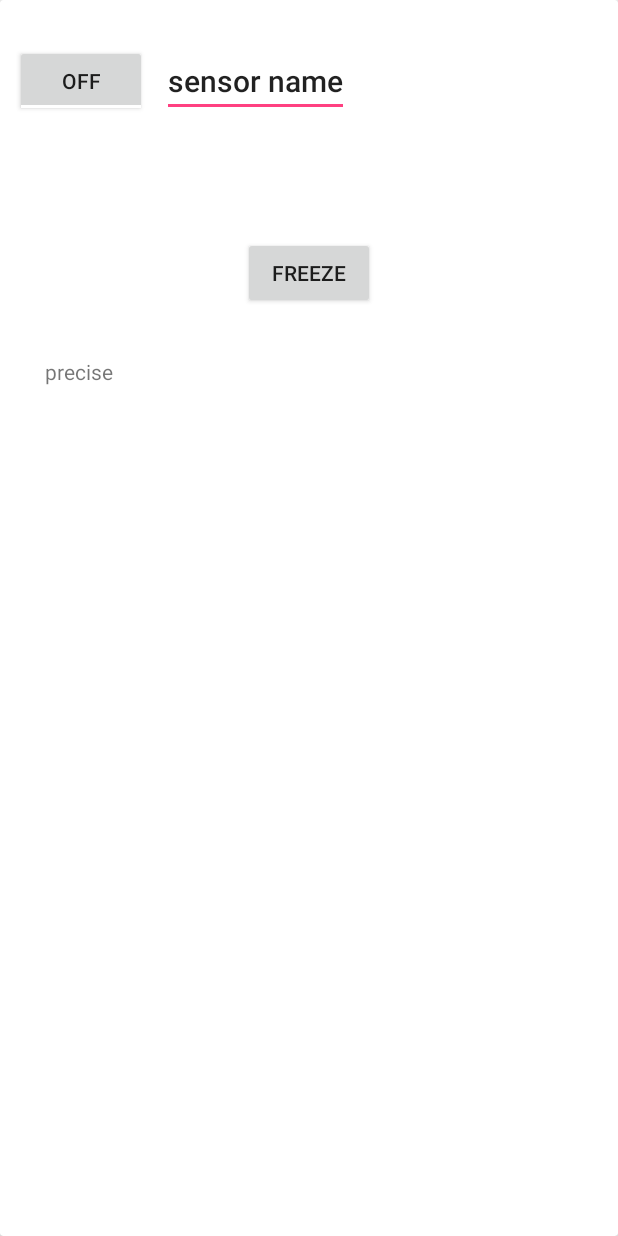
After one commit to mu-777/SensorDataSender, an Android app: the DetailActivity screen opened directly, with no data from a screen before it, on a phone screen of 412 x 824 dp. The commit adds this screen. Run offline under Robolectric (Android 15) with nearby library versions, the phone set to English and light mode, and no system bars.

Commit message:
add sensor detail activity]

```diff
--- a/app/src/main/AndroidManifest.xml
+++ b/app/src/main/AndroidManifest.xml
@@ -22,7 +22,9 @@
         <!-- <activity android:name=".view.HomeActivity"></activity> -->
         <service
             android:name=".model.WebSocketService"
-            android:exported="false"></service>
+            android:exported="false" />
+
+        <activity android:name=".view.DetailActivity"></activity>
     </application>
 
 </manifest>
--- a/app/src/main/java/com/a777/mu/sensordatasender/contract/SensorListContract.java
+++ b/app/src/main/java/com/a777/mu/sensordatasender/contract/SensorListContract.java
@@ -21,5 +21,6 @@ public interface SensorListContract {
         void enable(SensorEventService.SensorData data);
 
         void disable(SensorEventService.SensorData data);
+
     }
 }
--- /dev/null
+++ b/app/src/main/java/com/a777/mu/sensordatasender/view/DetailActivity.java
@@ -0,0 +1,15 @@
+package com.a777.mu.sensordatasender.view;
+
+import android.app.Activity;
+import android.os.Bundle;
+
+import com.a777.mu.sensordatasender.R;
+
+public class DetailActivity extends Activity {
+
+    @Override
+    protected void onCreate(Bundle savedInstanceState) {
+        super.onCreate(savedInstanceState);
+        setContentView(R.layout.activity_detail);
+    }
+}
--- /dev/null
+++ b/app/src/main/res/layout/activity_detail.xml
@@ -0,0 +1,79 @@
+<?xml version="1.0" encoding="utf-8"?>
+<android.support.v7.widget.CardView xmlns:android="http://schemas.android.com/apk/res/android"
+    xmlns:tools="http://schemas.android.com/tools"
+    android:layout_width="match_parent"
+    android:layout_height="match_parent"
+    android:paddingBottom="@dimen/activity_vertical_margin"
+    android:paddingLeft="@dimen/activity_horizontal_margin"
+    android:paddingRight="@dimen/activity_horizontal_margin"
+    android:paddingTop="@dimen/activity_vertical_margin"
+    tools:context="com.a777.mu.sensordatasender.view.DetailActivity">
+
+    <LinearLayout
+        android:orientation="vertical"
+        android:layout_width="fill_parent"
+        android:layout_height="fill_parent">
+
+        <LinearLayout
+            android:orientation="horizontal"
+            android:layout_width="match_parent"
+            android:layout_height="wrap_content"
+            android:layout_marginTop="20dp"
+            android:layout_marginBottom="20dp">
+
+            <ToggleButton
+                android:layout_width="wrap_content"
+                android:layout_height="wrap_content"
+                android:text="New ToggleButton"
+                android:id="@+id/btn_detail_activate"
+                android:layout_margin="10dp" />
+
+            <EditText
+                android:layout_width="wrap_content"
+                android:layout_height="wrap_content"
+                android:id="@+id/txt_detail_title"
+                android:layout_gravity="center_vertical"
+                android:textAppearance="@style/Base.TextAppearance.AppCompat.Title"
+                android:text="sensor name" />
+        </LinearLayout>
+
+        <TableLayout
+            android:layout_width="match_parent"
+            android:layout_height="wrap_content"
+            android:baselineAligned="true"
+            android:id="@+id/tbl_sensor_data"
+            android:layout_margin="20dp">
+
+        </TableLayout>
+
+        <Button
+            android:layout_width="wrap_content"
+            android:layout_height="wrap_content"
+            android:text="Freeze"
+            android:id="@+id/btn_freeze"
+            android:layout_gravity="center_horizontal"
+            android:layout_margin="10dp" />
+
+        <LinearLayout
+            android:orientation="horizontal"
+            android:layout_width="match_parent"
+            android:layout_height="wrap_content">
+
+            <TextView
+                android:layout_width="wrap_content"
+                android:layout_height="wrap_content"
+                android:text="precise"
+                android:id="@+id/textView"
+                android:layout_gravity="center_vertical"
+                android:layout_marginLeft="30dp" />
+
+            <Spinner
+                android:layout_width="wrap_content"
+                android:layout_height="wrap_content"
+                android:id="@+id/spinner"
+                android:layout_gravity="center_vertical"
+                android:layout_margin="20dp" />
+        </LinearLayout>
+    </LinearLayout>
+
+</android.support.v7.widget.CardView>
--- a/app/src/main/res/layout/sensor_details.xml
+++ /dev/null
@@ -1,6 +0,0 @@
-<?xml version="1.0" encoding="utf-8"?>
-<LinearLayout xmlns:android="http://schemas.android.com/apk/res/android"
-    android:orientation="vertical" android:layout_width="match_parent"
-    android:layout_height="match_parent">
-
-</LinearLayout>
```
Also changed, not shown: app/src/main/java/com/a777/mu/sensordatasender/model/WebSocketThread.java (added, +105 -0 lines), app/src/main/java/com/a777/mu/sensordatasender/presenter/SensorListPresenter.java (+6 -2 lines), app/src/main/java/com/a777/mu/sensordatasender/presenter/WebSocketThreadPresenter.java (added, +83 -0 lines), app/src/main/java/com/a777/mu/sensordatasender/view/HomeActivity.java (+9 -1 lines), app/src/main/res/layout/activity_main.xml (deleted, +0 -109 lines), app/src/main/res/layout/card_base.xml (deleted, +0 -54 lines).
